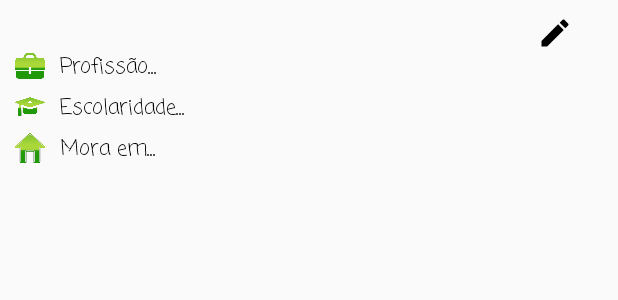
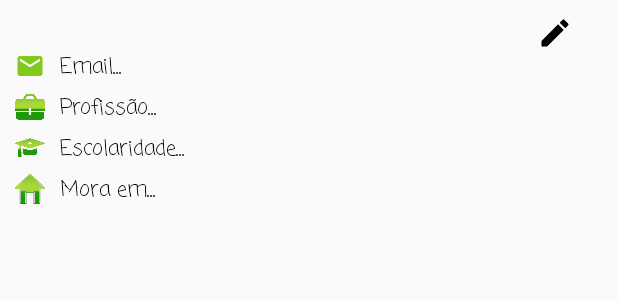
Before and after one commit to Konhaque/Vivendo-o-Parque, an Android app: the layout informacoes.xml on its own in the app's theme, with its tools: preview values and no code run, on a phone screen of 412 x 824 dp. Shown: the top 300 px of the screen. Run offline under Robolectric (Android 15) with nearby library versions, the phone set to English and light mode, and no system bars.

Commit message:
Versao Beta

```diff
--- a/app/build.gradle
+++ b/app/build.gradle
@@ -31,7 +31,7 @@ dependencies {
     testImplementation 'junit:junit:4.12'
     androidTestImplementation 'androidx.test.ext:junit:1.1.2'
     androidTestImplementation 'androidx.test.espresso:espresso-core:3.3.0'
-    implementation 'com.google.android.gms:play-services-auth:18.1.0'
+    implementation 'com.google.android.gms:play-services-auth:19.0.0'
     implementation 'com.google.firebase:firebase-storage:19.2.0'
     implementation 'com.github.bumptech.glide:glide:3.7.0'
     implementation 'pl.droidsonroids.gif:android-gif-drawable:1.2.19'
--- a/app/src/main/AndroidManifest.xml
+++ b/app/src/main/AndroidManifest.xml
@@ -4,7 +4,7 @@
 
     <uses-permission android:name="android.permission.INTERNET" />
     <uses-permission android:name="android.permission.WRITE_EXTERNAL_STORAGE" />
-    <uses-permission android:name="android.permission.READ_PHONE_STATE"/>
+    <uses-permission android:name="android.permission.READ_EXTERNAL_STORAGE"/>
 
     <application
         android:allowBackup="true"
--- a/app/src/main/java/com/projetobeta/vidanoparque/funcionalidades/Perfil.java
+++ b/app/src/main/java/com/projetobeta/vidanoparque/funcionalidades/Perfil.java
@@ -45,8 +45,7 @@ public class Perfil extends Fragment {
     @Nullable
     @Override
     public View onCreateView(@NonNull LayoutInflater inflater, @Nullable ViewGroup container, @Nullable Bundle savedInstanceState) {
-        ViewGroup viewGroup = (ViewGroup) inflater.inflate(R.layout.perfil,container,false);
-        return viewGroup;
+        return inflater.inflate(R.layout.perfil,container,false);
     }
 
     @Override
--- a/app/src/main/java/com/projetobeta/vidanoparque/funcionalidades/perfil/Informacoes.java
+++ b/app/src/main/java/com/projetobeta/vidanoparque/funcionalidades/perfil/Informacoes.java
@@ -26,6 +26,7 @@ public class Informacoes extends Fragment {
     private TextView profissao;
     private TextView formacao;
     private TextView endereco;
+    private TextView email;
     private EditText editProfissao;
     private EditText editFormacao;
     private EditText editEndereco;
@@ -52,6 +53,7 @@ public class Informacoes extends Fragment {
         profissao = (TextView) getActivity().findViewById(R.id.txtprofissao);
         formacao = (TextView) getActivity().findViewById(R.id.txtescolaridade);
         endereco = (TextView) getActivity().findViewById(R.id.txtendereco);
+        email = (TextView) getActivity().findViewById(R.id.email);
         editEndereco = (EditText) getActivity().findViewById(R.id.editendereco);
         editProfissao = (EditText) getActivity().findViewById(R.id.editprofissao);
         editFormacao = (EditText) getActivity().findViewById(R.id.editescolaridade);
@@ -83,6 +85,7 @@ public class Informacoes extends Fragment {
 
     private void verficarinformacoes(){
         Usuario usuario = new Repository(getContext()).getPerfil();
+        email.setText(usuario.getEmail());
         editFormacao.setVisibility(View.GONE);
         editEndereco.setVisibility(View.GONE);
         editProfissao.setVisibility(View.GONE);
--- a/app/src/main/java/com/projetobeta/vidanoparque/generalfunctions/Alerts.java
+++ b/app/src/main/java/com/projetobeta/vidanoparque/generalfunctions/Alerts.java
@@ -6,10 +6,11 @@ import android.content.Context;
 import android.view.LayoutInflater;
 
 import androidx.annotation.NonNull;
+import androidx.fragment.app.DialogFragment;
 
 import com.projetobeta.vidanoparque.R;
 
-public class Alerts {
+public class Alerts extends DialogFragment {
     private AlertDialog dialog;
 
     public Alerts(@NonNull AlertDialog dialog){
@@ -25,4 +26,5 @@ public class Alerts {
         dialog.show();
     }
 
+
 }
--- /dev/null
+++ b/app/src/main/res/drawable/ic_baseline_email_24.xml
@@ -0,0 +1,10 @@
+<vector xmlns:android="http://schemas.android.com/apk/res/android"
+    android:width="24dp"
+    android:height="24dp"
+    android:viewportWidth="24"
+    android:viewportHeight="24"
+    android:tint="?attr/colorControlNormal">
+  <path
+      android:fillColor="@android:color/white"
+      android:pathData="M20,4L4,4c-1.1,0 -1.99,0.9 -1.99,2L2,18c0,1.1 0.9,2 2,2h16c1.1,0 2,-0.9 2,-2L22,6c0,-1.1 -0.9,-2 -2,-2zM20,8l-8,5 -8,-5L4,6l8,5 8,-5v2z"/>
+</vector>
--- a/app/src/main/res/layout/informacoes.xml
+++ b/app/src/main/res/layout/informacoes.xml
@@ -31,9 +31,33 @@
     </RelativeLayout>
 
     <FrameLayout
+        android:id="@+id/email"
+        android:layout_width="match_parent"
+        android:layout_height="wrap_content"
+        >
+
+    <ImageView
+        android:layout_width="20dp"
+        android:layout_height="20dp"
+        android:layout_marginLeft="10dp"
+        app:tint="#82c91e"
+        android:src="@drawable/ic_baseline_email_24" />
+
+    <TextView
+        android:id="@+id/txtemail"
+        android:layout_width="wrap_content"
+        android:layout_height="wrap_content"
+        android:layout_marginLeft="40dp"
+        android:fontFamily="casual"
+        android:text="Email..."
+        android:textColor="#000" />
+    </FrameLayout>
+
+    <FrameLayout
         android:id="@+id/profissao"
         android:layout_width="match_parent"
         android:layout_height="wrap_content"
+        android:layout_marginTop="5dp"
         >
 
         <ImageView
--- a/app/src/main/res/layout/sobre_parque.xml
+++ b/app/src/main/res/layout/sobre_parque.xml
@@ -65,6 +65,7 @@
                 android:fontFamily="serif"
                 android:text="Em 04 de setembro de 1973 foi criado o Parque Metropolitano de Pituaçu através do Decreto Estadual de n° 23.666, à época com 660 hectares de área que, por muito tempo salvaguardou uma das maiores reservas ecológicas da cidade. Hoje abrange uma área preservada de pouco menos de 392 hectares e continua se destacando pela sua inegável beleza, riqueza de biodiversidade tendo catalogada uma grande pluralidade de fauna com presença de mamíferos, répteis, anfíbios e peixes, inclusive espécies ameaçadas e, na flora com árvores, flores e plantas medicinais"
                 android:textColor="#000"
+                android:gravity="center_horizontal"
                 android:textSize="18dp" />
             <TextView
                 android:layout_width="match_parent"
@@ -73,6 +74,7 @@
                 android:layout_marginTop="10dp"
                 android:layout_marginRight="10dp"
                 android:fontFamily="serif"
+                android:gravity="center_horizontal"
                 android:text="O Parque abriga a maior lagoa da área metropolitana de Salvador, com um espelho d'água de 200 mil metros quadrados de área, formada artificialmente em 1906 pela construção da barragem de Pituaçu realizada pelo engenheiro baiano Theodoro Sampaio. Ao longo do tempo a lagoa passou por vasto processo de degradação, o que obrigou a suspensão, em 2002, do uso de suas águas para o abastecimento de Salvador. Hoje, a lagoa é um dos principais espaços públicos de lazer da cidade, proporcionando lindas paisagens ao decorrer do seu percurso de trilha/ciclovia através de sua extensão. Além da ciclovia de 15 km², o parque também dispõe de 1 píer, 2 parques infantis, 1 anfiteatro, 1 pista de skate/patinação, 2 quadras poliesportivas, 1 restaurante, banheiros, 2 quiosques, bebedouros, 1 Centro Cultural Theodoro Sampaio (antiga lavanderia recém-reformada), 2 estacionamentos e o Parque das Esculturas do artista plástico Mário Cravo que, segundo o próprio artista dizia em vida, oferece uma experiência de integração arte-natureza."
                 android:textColor="#000"
                 android:textSize="18dp"/>
@@ -83,6 +85,7 @@
                 android:layout_marginTop="10dp"
                 android:layout_marginRight="10dp"
                 android:layout_marginBottom="20dp"
+                android:gravity="center_horizontal"
                 android:fontFamily="serif"
                 android:text="Com bioma remanescente da Mata Atlântica, Pituaçu é um dos mais belos parques ecológicos brasileiros situados em área urbana, está localizado em Pituaçu, bairro em constante processo de expansão imobiliária, próximo à orla marítima e de importantes instituições de ensino em nossa cidade. Todos os dramas de uma vida dinâmica acabam impactando e ameaçando a vida e a abrangência do parque, fragilizado por frequentes reduções de sua poligonal. Atualmente Pituaçu é uma região que vem sofrendo considerável adensamento urbanístico que altera sua paisagem natural e sua área original. Faz-se necessário frear a forte expansão imobiliária que avança sobre as áreas do Parque, que ainda se mantém como excelente opção para quem procura lazer e contato com a natureza, com relativa segurança devido as constantes rondas policiais. Seu funcionamento é de segunda a domingo, das 08h às 18h."
                 android:textColor="#000"
```
Also changed, not shown: app/src/main/java/com/projetobeta/vidanoparque/FaunaeFlora.java (+30 -1 lines), app/src/main/java/com/projetobeta/vidanoparque/Funcionalidades.java (+22 -0 lines), app/src/main/java/com/projetobeta/vidanoparque/funcionalidades/Inicio.java (+5 -5 lines), app/src/main/java/com/projetobeta/vidanoparque/funcionalidades/Rede_Social.java (+30 -10 lines), app/src/main/res/layout/ampliar.xml (added, +57 -0 lines), app/src/main/res/layout/inicio.xml (+15 -5 lines), app/src/main/res/drawable/agenda.png, app/src/main/res/drawable/entreterimento.png, app/src/main/res/drawable/fauna_e_flora.png, app/src/main/res/drawable/jogos.png (added), app/src/main/res/drawable/sobre_o_parque.png, app/src/main/res/drawable/visita.png.
